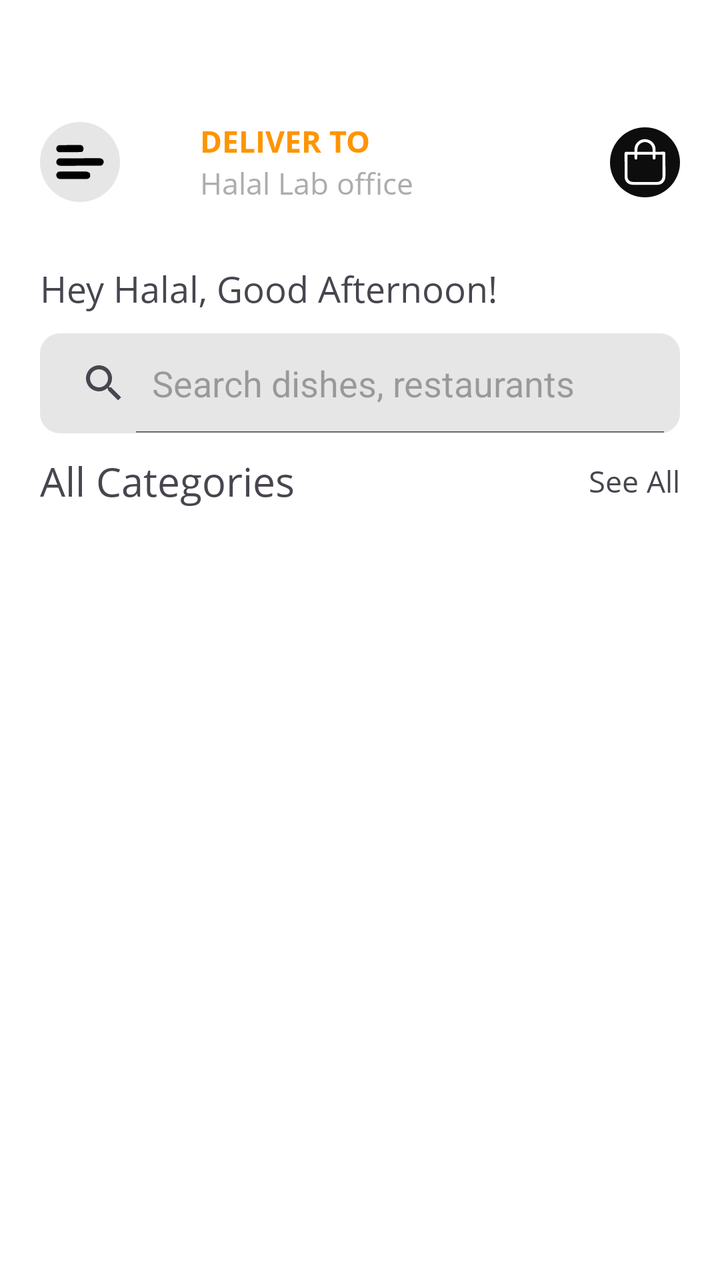
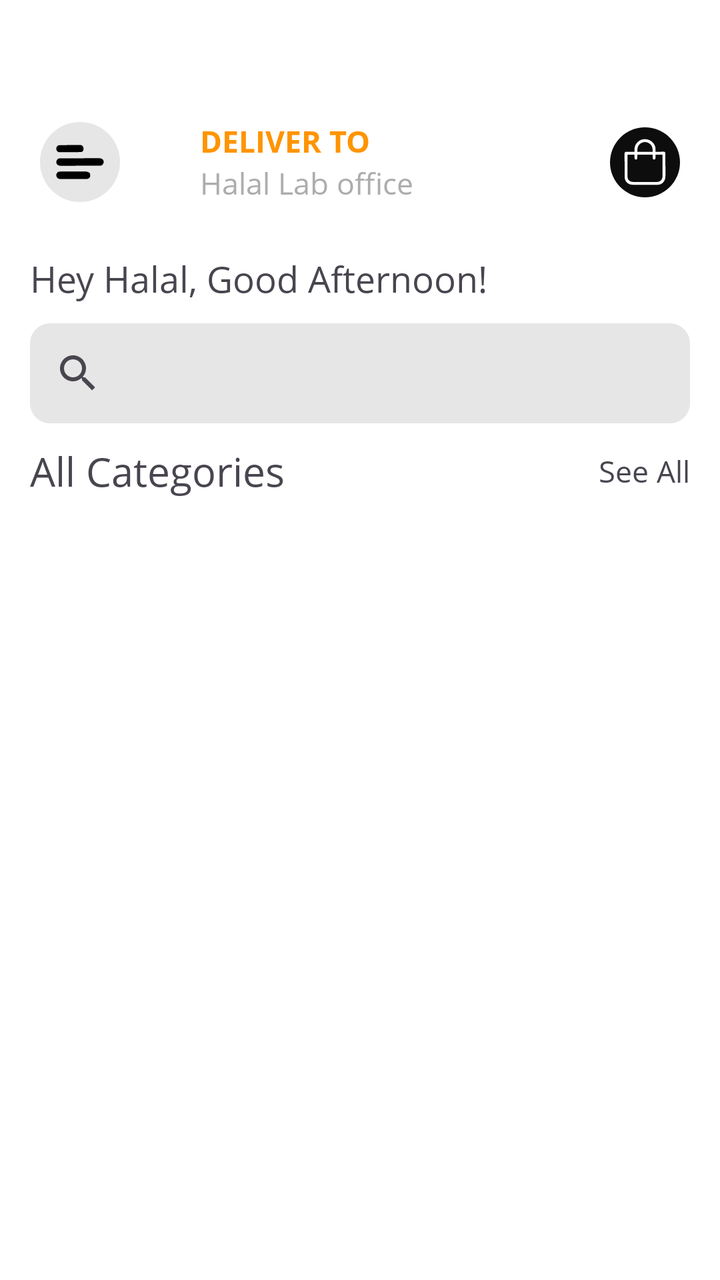

Before-and-after screenshots of an Android layout around one commit, followed by the original layout XML and the change that was made.
<!-- AndroidManifest.xml: application theme Base.Theme.FoodD -->
<!-- res/layout/home_layout.xml -->
<?xml version="1.0" encoding="utf-8"?>
<androidx.constraintlayout.widget.ConstraintLayout xmlns:android="http://schemas.android.com/apk/res/android"
    xmlns:app="http://schemas.android.com/apk/res-auto"
    xmlns:tools="http://schemas.android.com/tools"
    android:id="@+id/home_root_layout"
    android:layout_width="match_parent"
    android:layout_height="match_parent"
    tools:context=".HomeActivity">

    <androidx.constraintlayout.widget.ConstraintLayout
        android:id="@+id/icon_layout"
        android:layout_width="match_parent"
        android:layout_height="wrap_content"
        app:layout_constraintStart_toStartOf="parent"
        app:layout_constraintEnd_toEndOf="parent"
        app:layout_constraintTop_toTopOf="parent"
        app:layout_constraintBottom_toTopOf="@id/greeting_search_layout"
        android:layout_marginTop="@dimen/margin_top_60">

    <ImageView
        android:id="@+id/drawer_icon"
        android:layout_width="wrap_content"
        android:layout_height="wrap_content"
        android:contentDescription="@string/drawer_logo"
        app:srcCompat="@drawable/drawer"
        android:background="@drawable/light_circle_bg"
        app:layout_constraintStart_toStartOf="parent"
        app:layout_constraintTop_toTopOf="parent"
        app:layout_constraintBottom_toBottomOf="parent"
        android:layout_marginStart="@dimen/icon_margin_start"/>

        <TextView
            android:id="@+id/deliver_to_text"
            android:layout_width="wrap_content"
            android:layout_height="wrap_content"
            android:text="@string/deliver_to"
            android:fontFamily="@font/open_sans_bold"
            android:textSize="@dimen/text_size_15"
            android:textColor="@color/orange"
            app:layout_constraintTop_toTopOf="parent"
            app:layout_constraintBottom_toTopOf="@id/location_text"
            app:layout_constraintStart_toEndOf="@id/drawer_icon"
            android:layout_marginStart="@dimen/text_margin_start"/>

        <TextView
            android:id="@+id/location_text"
            android:layout_width="wrap_content"
            android:layout_height="wrap_content"
            android:layout_marginStart="@dimen/text_margin_start"
            android:fontFamily="@font/open_sans_regular"
            android:text="@string/location"
            android:textColor="@color/mid_grey"
            android:textSize="@dimen/text_size_15"
            app:layout_constraintBottom_toBottomOf="parent"
            app:layout_constraintStart_toEndOf="@id/drawer_icon"
            app:layout_constraintTop_toBottomOf="@id/deliver_to_text" />

    <ImageView
        android:id="@+id/shopping_bag_icon"
        android:layout_width="wrap_content"
        android:layout_height="wrap_content"
        android:contentDescription="@string/drawer_logo"
        app:srcCompat="@drawable/shopping_bag"
        android:background="@drawable/dark_circle_bg"
        app:layout_constraintTop_toTopOf="parent"
        app:layout_constraintBottom_toBottomOf="parent"
        app:layout_constraintEnd_toEndOf="parent"
        android:layout_marginEnd="@dimen/icon_margin_end"/>

    </androidx.constraintlayout.widget.ConstraintLayout>

    <androidx.constraintlayout.widget.ConstraintLayout
        android:id="@+id/greeting_search_layout"
        android:layout_width="match_parent"
        android:layout_height="wrap_content"
        android:padding="@dimen/layout_padding_20"
        app:layout_constraintStart_toStartOf="parent"
        app:layout_constraintEnd_toEndOf="parent"
        app:layout_constraintTop_toBottomOf="@+id/icon_layout">

        <TextView
            android:id="@+id/greeting_text"
            android:layout_width="wrap_content"
            android:layout_height="wrap_content"
            android:text="@string/greeting_text"
            android:textSize="@dimen/greeting_ts"
            android:fontFamily="@font/open_sans_regular"
            app:layout_constraintStart_toStartOf="@id/search_view"
            app:layout_constraintTop_toTopOf="parent"
            android:layout_marginTop="@dimen/margin_10"
            tools:ignore="SpUsage" />

        <SearchView
            android:id="@+id/search_view"
            android:layout_height="@dimen/search_height"
            android:layout_width="match_parent"
            app:layout_constraintStart_toStartOf="parent"
            app:layout_constraintEnd_toEndOf="parent"
            app:layout_constraintTop_toBottomOf="@id/greeting_text"
            app:layout_constraintBottom_toTopOf="@+id/category"
            android:queryHint="@string/search_bar_hint"
            android:iconifiedByDefault="false"
            android:background="@drawable/search_bar_bg"
            android:layout_marginTop="@dimen/margin_10"/>

        <TextView
            android:id="@+id/category"
            android:layout_width="wrap_content"
            android:layout_height="wrap_content"
            android:fontFamily="@font/open_sans_regular"
            android:layout_marginTop="@dimen/margin_10"
            android:text="@string/categories"
            android:textSize="@dimen/text_size_20"
            app:layout_constraintStart_toStartOf="@id/search_view"
            app:layout_constraintTop_toBottomOf="@+id/search_view" />

        <TextView
            android:id="@+id/see_all"
            android:layout_width="wrap_content"
            android:layout_height="wrap_content"
            android:text="@string/see_all"
            android:fontFamily="@font/open_sans_regular"
            android:layout_marginTop="@dimen/margin_10"
            android:textSize="15sp"
            app:layout_constraintEnd_toEndOf="@id/search_view"
            app:layout_constraintTop_toBottomOf="@+id/search_view"
            app:layout_constraintBottom_toBottomOf="parent" />

    </androidx.constraintlayout.widget.ConstraintLayout>

    <androidx.recyclerview.widget.RecyclerView
        android:id="@+id/food_recycler_view"
        android:layout_width="0dp"
        android:layout_height="75dp"
        android:clipToPadding="false"
        android:paddingStart="20dp"
        android:paddingEnd="20dp"
        android:paddingTop="15dp"
        android:paddingBottom="15dp"
        android:overScrollMode="never"
        app:layout_constraintTop_toBottomOf="@id/greeting_search_layout"
        app:layout_constraintBottom_toTopOf="@id/restaurant_recycler_view"
        app:layout_constraintStart_toStartOf="parent"
        app:layout_constraintEnd_toEndOf="parent" />

    <androidx.recyclerview.widget.RecyclerView
        android:id="@+id/restaurant_recycler_view"
        android:layout_width="0dp"
        android:layout_height="0dp"
        android:clipToPadding="false"
        android:paddingStart="20dp"
        android:paddingEnd="20dp"
        android:paddingTop="12dp"
        android:paddingBottom="20dp"
        android:overScrollMode="never"
        android:scrollbars="vertical"
        app:layout_constraintTop_toBottomOf="@id/food_recycler_view"
        app:layout_constraintBottom_toBottomOf="parent"
        app:layout_constraintStart_toStartOf="parent"
        app:layout_constraintEnd_toEndOf="parent"/>

</androidx.constraintlayout.widget.ConstraintLayout>
<!-- resources referenced by this layout -->
<resources>
  <color name="mid_grey">#ADADAD</color>
  <color name="orange">#FF9400</color>
  <dimen name="greeting_ts">18dp</dimen>
  <dimen name="icon_margin_end">20dp</dimen>
  <dimen name="icon_margin_start">20dp</dimen>
  <dimen name="layout_padding_20">20dp</dimen>
  <dimen name="margin_10">10dp</dimen>
  <dimen name="margin_top_60">60dp</dimen>
  <dimen name="search_height">50dp</dimen>
  <dimen name="text_margin_start">40dp</dimen>
  <dimen name="text_size_15">15sp</dimen>
  <dimen name="text_size_20">20sp</dimen>
  <!-- drawable dark_circle_bg (drawable) -->
  <?xml version="1.0" encoding="utf-8"?>
  <shape xmlns:android="http://schemas.android.com/apk/res/android">
      <size android:height="35dp" android:width="35dp"/>
      <solid android:color="@color/dark_grey"/>
      <corners android:radius="45dp"/>
  </shape>
  <!-- drawable drawer: vector/xml drawable (drawable, 3367 chars, omitted) -->
  <!-- drawable light_circle_bg (drawable) -->
  <?xml version="1.0" encoding="utf-8"?>
  <shape xmlns:android="http://schemas.android.com/apk/res/android">
      <size android:height="35dp" android:width="35dp"/>
      <solid android:color="@color/light_grey"/>
      <corners android:radius="45dp"/>
  </shape>
  <!-- drawable search_bar_bg (drawable) -->
  <?xml version="1.0" encoding="utf-8"?>
  <shape xmlns:android="http://schemas.android.com/apk/res/android">
      <solid android:color="@color/light_grey" android:width="370dp"/>
      <corners android:radius="10dp"/>
  </shape>
  <!-- drawable shopping_bag: vector/xml drawable (drawable, 5030 chars, omitted) -->
  <string name="categories">All Categories</string>
  <string name="deliver_to">DELIVER TO</string>
  <string name="drawer_logo">drawer logo</string>
  <string name="greeting_text">Hey Halal, Good Afternoon!</string>
  <string name="location">Halal Lab office</string>
  <string name="search_bar_hint">Search dishes, restaurants</string>
  <string name="see_all">See All</string>
  <style name="Base.Theme.FoodD" parent="Theme.Material3.DayNight.NoActionBar">
  
          <item name="colorPrimary">@color/primary</item>
  
          <item name="colorOnPrimary">@android:color/white</item>
  
          <item name="android:windowBackground">@color/background_light</item>
  
          <item name="colorSurface">@color/surface_light</item>
  
      </style>
  <color name="dark_grey">#0D0D0D</color>
  <color name="light_grey">#E6E6E6</color>
  <color name="primary">#FF7A00</color>
  <color name="background_light">#FFFFFF</color>
  <color name="surface_light">#FFF8F2</color>
</resources>

<!-- the commit's change to res/layout/home_layout.xml (unified diff, before → after) -->
@@ -73,7 +73,7 @@
         android:id="@+id/greeting_search_layout"
         android:layout_width="match_parent"
         android:layout_height="wrap_content"
-        android:padding="@dimen/layout_padding_20"
+        android:padding="@dimen/layout_padding_15"
         app:layout_constraintStart_toStartOf="parent"
         app:layout_constraintEnd_toEndOf="parent"
         app:layout_constraintTop_toBottomOf="@+id/icon_layout">
@@ -90,7 +90,7 @@
             android:layout_marginTop="@dimen/margin_10"
             tools:ignore="SpUsage" />
 
-        <SearchView
+        <androidx.appcompat.widget.SearchView
             android:id="@+id/search_view"
             android:layout_height="@dimen/search_height"
             android:layout_width="match_parent"
@@ -121,7 +121,7 @@
             android:text="@string/see_all"
             android:fontFamily="@font/open_sans_regular"
             android:layout_marginTop="@dimen/margin_10"
-            android:textSize="15sp"
+            android:textSize="@dimen/text_size_15"
             app:layout_constraintEnd_toEndOf="@id/search_view"
             app:layout_constraintTop_toBottomOf="@+id/search_view"
             app:layout_constraintBottom_toBottomOf="parent" />
@@ -130,13 +130,13 @@
 
     <androidx.recyclerview.widget.RecyclerView
         android:id="@+id/food_recycler_view"
-        android:layout_width="0dp"
-        android:layout_height="75dp"
+        android:layout_width="@dimen/width_0"
+        android:layout_height="@dimen/recycler_view_height"
         android:clipToPadding="false"
-        android:paddingStart="20dp"
-        android:paddingEnd="20dp"
-        android:paddingTop="15dp"
-        android:paddingBottom="15dp"
+        android:paddingStart="@dimen/food_padding_start"
+        android:paddingEnd="@dimen/food_padding_end"
+        android:paddingTop="@dimen/food_padding_top"
+        android:paddingBottom="@dimen/food_padding_bottom"
         android:overScrollMode="never"
         app:layout_constraintTop_toBottomOf="@id/greeting_search_layout"
         app:layout_constraintBottom_toTopOf="@id/restaurant_recycler_view"
@@ -145,13 +145,13 @@
 
     <androidx.recyclerview.widget.RecyclerView
         android:id="@+id/restaurant_recycler_view"
-        android:layout_width="0dp"
-        android:layout_height="0dp"
+        android:layout_width="@dimen/width_0"
+        android:layout_height="@dimen/recycler_food_height"
         android:clipToPadding="false"
-        android:paddingStart="20dp"
-        android:paddingEnd="20dp"
-        android:paddingTop="12dp"
-        android:paddingBottom="20dp"
+        android:paddingStart="@dimen/restaurant_padding_start"
+        android:paddingEnd="@dimen/restaurant_padding_end"
+        android:paddingTop="@dimen/restaurant_padding_top"
+        android:paddingBottom="@dimen/restaurant_padding_bottom"
         android:overScrollMode="never"
         android:scrollbars="vertical"
         app:layout_constraintTop_toBottomOf="@id/food_recycler_view"
<!-- resource entries referenced after the edit -->
@@ -2,16 +2,27 @@
 <resources>
   <color name="mid_grey">#ADADAD</color>
   <color name="orange">#FF9400</color>
-  <dimen name="greeting_ts">18dp</dimen>
+  <dimen name="food_padding_bottom">15dp</dimen>
+  <dimen name="food_padding_end">15dp</dimen>
+  <dimen name="food_padding_start">20dp</dimen>
+  <dimen name="food_padding_top">20dp</dimen>
+  <dimen name="greeting_ts">18sp</dimen>
   <dimen name="icon_margin_end">20dp</dimen>
   <dimen name="icon_margin_start">20dp</dimen>
-  <dimen name="layout_padding_20">20dp</dimen>
+  <dimen name="layout_padding_15">15dp</dimen>
   <dimen name="margin_10">10dp</dimen>
   <dimen name="margin_top_60">60dp</dimen>
+  <dimen name="recycler_food_height">0dp</dimen>
+  <dimen name="recycler_view_height">85dp</dimen>
+  <dimen name="restaurant_padding_bottom">20dp</dimen>
+  <dimen name="restaurant_padding_end">20dp</dimen>
+  <dimen name="restaurant_padding_start">20dp</dimen>
+  <dimen name="restaurant_padding_top">15dp</dimen>
   <dimen name="search_height">50dp</dimen>
   <dimen name="text_margin_start">40dp</dimen>
   <dimen name="text_size_15">15sp</dimen>
   <dimen name="text_size_20">20sp</dimen>
+  <dimen name="width_0">0dp</dimen>
   <!-- drawable dark_circle_bg (drawable) -->
   <?xml version="1.0" encoding="utf-8"?>
   <shape xmlns:android="http://schemas.android.com/apk/res/android">
@@ -36,7 +47,7 @@
   <!-- drawable shopping_bag: vector/xml drawable (drawable, 5030 chars, omitted) -->
   <string name="categories">All Categories</string>
   <string name="deliver_to">DELIVER TO</string>
-  <string name="drawer_logo">drawer logo</string>
+  <string name="drawer_logo">Drawer logo</string>
   <string name="greeting_text">Hey Halal, Good Afternoon!</string>
   <string name="location">Halal Lab office</string>
   <string name="search_bar_hint">Search dishes, restaurants</string>
